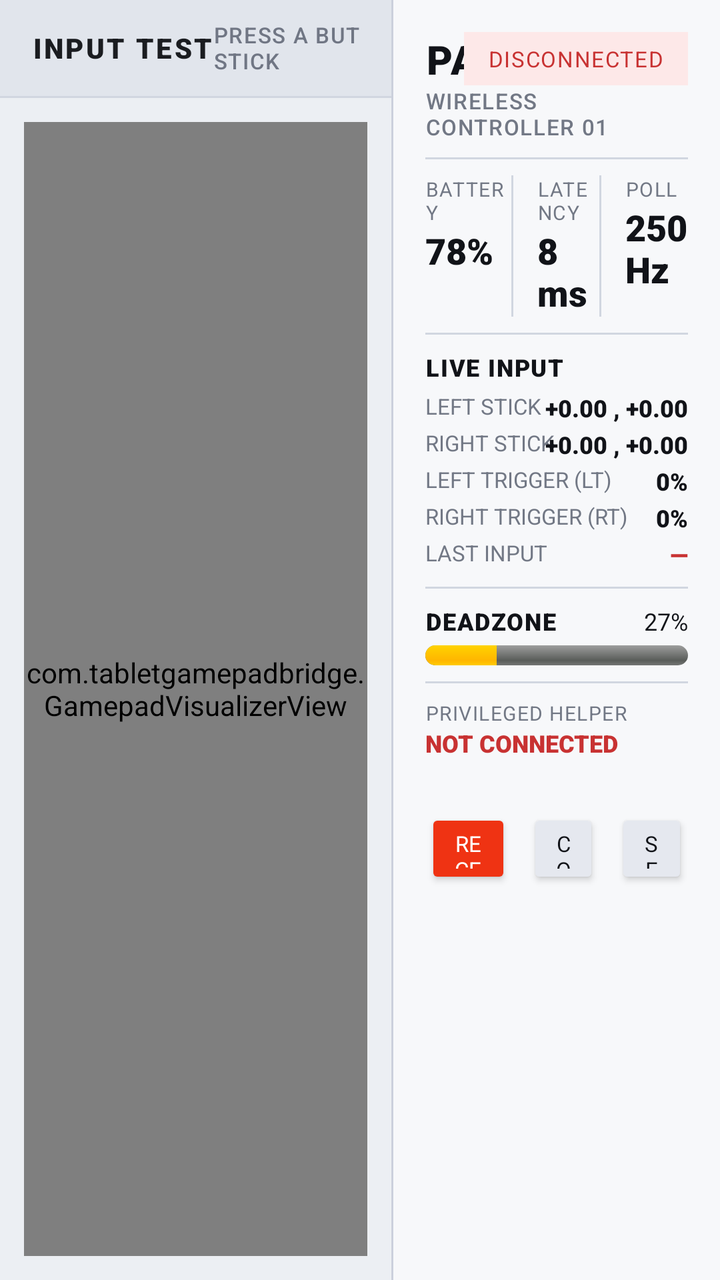
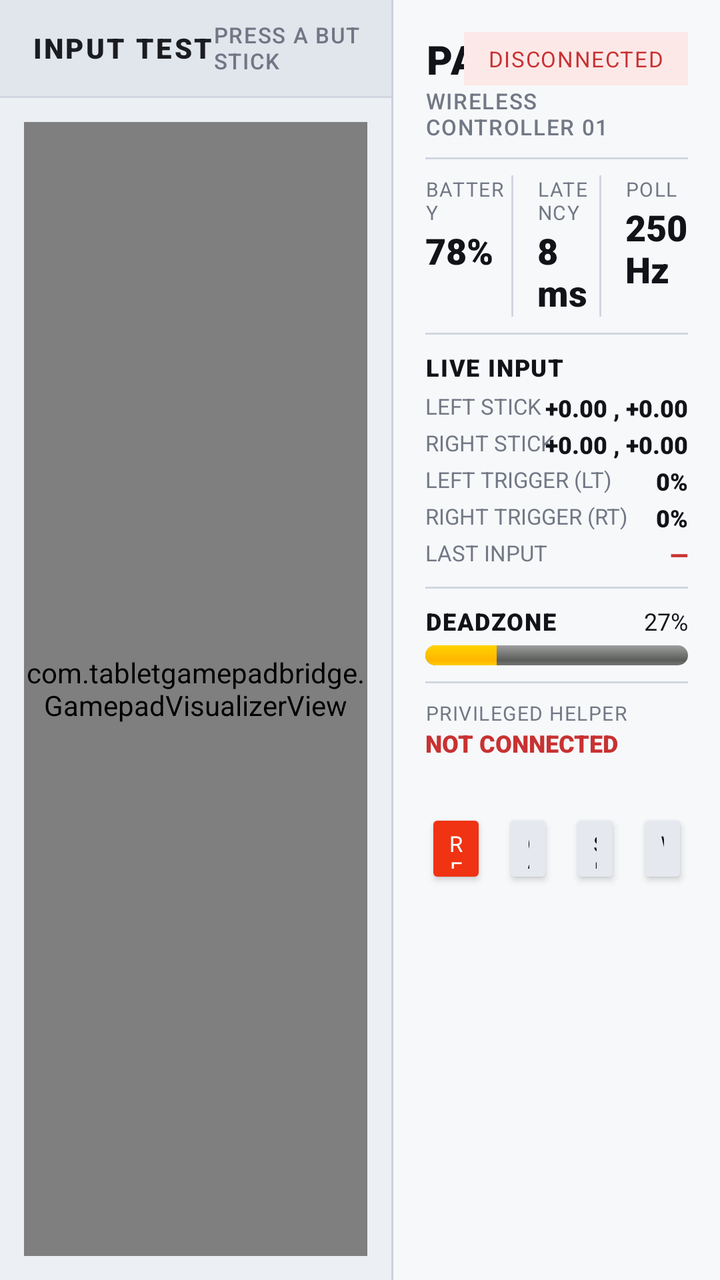

Compare the two renders of this Android layout. The source of the first and the diff that turns it into the second are given below.
<!-- AndroidManifest.xml: application theme Theme.AppCompat -->
<!-- res/layout/activity_main.xml -->
<?xml version="1.0" encoding="utf-8"?>
<LinearLayout xmlns:android="http://schemas.android.com/apk/res/android"
    android:layout_width="match_parent"
    android:layout_height="match_parent"
    android:background="#F2F4F7"
    android:orientation="horizontal">

    
    <LinearLayout
        android:layout_width="0dp"
        android:layout_height="match_parent"
        android:layout_weight="1.2"
        android:background="#ECEFF3"
        android:orientation="vertical">

        
        <LinearLayout
            android:layout_width="match_parent"
            android:layout_height="48dp"
            android:background="#E1E5EC"
            android:gravity="center_vertical"
            android:paddingStart="16dp"
            android:paddingEnd="16dp">

            <TextView
                android:layout_width="0dp"
                android:layout_height="wrap_content"
                android:layout_weight="1"
                android:fontFamily="sans-serif-black"
                android:text="INPUT TEST"
                android:textColor="#1A1C20"
                android:textSize="14sp"
                android:letterSpacing="0.08" />

            <TextView
                android:layout_width="wrap_content"
                android:layout_height="wrap_content"
                android:fontFamily="sans-serif-medium"
                android:text="PRESS A BUTTON · DRAG A STICK"
                android:textColor="#707684"
                android:textSize="11sp"
                android:letterSpacing="0.05" />
        </LinearLayout>

        <View
            android:layout_width="match_parent"
            android:layout_height="1dp"
            android:background="#D1D6E0" />

        
        <com.tabletgamepadbridge.GamepadVisualizerView
            android:id="@+id/controllerVisualizer"
            android:layout_width="match_parent"
            android:layout_height="match_parent"
            android:layout_margin="12dp" />

    </LinearLayout>

    
    <View
        android:layout_width="1dp"
        android:layout_height="match_parent"
        android:background="#CBD0DC" />

    
    <LinearLayout
        android:layout_width="0dp"
        android:layout_height="match_parent"
        android:layout_weight="1"
        android:background="#F7F8FA"
        android:orientation="vertical"
        android:padding="16dp">

        
        <RelativeLayout
            android:layout_width="match_parent"
            android:layout_height="wrap_content">

            <LinearLayout
                android:layout_width="wrap_content"
                android:layout_height="wrap_content"
                android:orientation="vertical">

                <TextView
                    android:layout_width="wrap_content"
                    android:layout_height="wrap_content"
                    android:fontFamily="sans-serif-black"
                    android:text="PAD LINK"
                    android:textColor="#111318"
                    android:textSize="20sp"
                    android:letterSpacing="0.05" />

                <TextView
                    android:layout_width="wrap_content"
                    android:layout_height="wrap_content"
                    android:fontFamily="sans-serif-medium"
                    android:text="WIRELESS CONTROLLER 01"
                    android:textColor="#727885"
                    android:textSize="11sp"
                    android:letterSpacing="0.05" />
            </LinearLayout>

            <TextView
                android:id="@+id/connectedBadge"
                android:layout_width="wrap_content"
                android:layout_height="wrap_content"
                android:layout_alignParentEnd="true"
                android:background="#FDE8E8"
                android:fontFamily="sans-serif-bold"
                android:paddingStart="12dp"
                android:paddingTop="6dp"
                android:paddingEnd="12dp"
                android:paddingBottom="6dp"
                android:text="DISCONNECTED"
                android:textColor="#C83232"
                android:textSize="11sp"
                android:letterSpacing="0.05" />
        </RelativeLayout>

        <View
            android:layout_width="match_parent"
            android:layout_height="1dp"
            android:layout_marginTop="8dp"
            android:layout_marginBottom="8dp"
            android:background="#D1D6E0" />

        
        <LinearLayout
            android:layout_width="match_parent"
            android:layout_height="wrap_content"
            android:orientation="horizontal">

            <LinearLayout
                android:layout_width="0dp"
                android:layout_height="wrap_content"
                android:layout_weight="1"
                android:orientation="vertical">

                <TextView
                    android:layout_width="wrap_content"
                    android:layout_height="wrap_content"
                    android:fontFamily="sans-serif-bold"
                    android:text="BATTERY"
                    android:textColor="#727885"
                    android:textSize="10sp"
                    android:letterSpacing="0.05" />

                <TextView
                    android:id="@+id/batteryText"
                    android:layout_width="wrap_content"
                    android:layout_height="wrap_content"
                    android:fontFamily="sans-serif-black"
                    android:text="78%"
                    android:textColor="#111318"
                    android:textSize="18sp" />
            </LinearLayout>

            <View
                android:layout_width="1dp"
                android:layout_height="match_parent"
                android:background="#D1D6E0" />

            <LinearLayout
                android:layout_width="0dp"
                android:layout_height="wrap_content"
                android:layout_weight="1"
                android:paddingStart="12dp"
                android:orientation="vertical">

                <TextView
                    android:layout_width="wrap_content"
                    android:layout_height="wrap_content"
                    android:fontFamily="sans-serif-bold"
                    android:text="LATENCY"
                    android:textColor="#727885"
                    android:textSize="10sp"
                    android:letterSpacing="0.05" />

                <TextView
                    android:id="@+id/latencyText"
                    android:layout_width="wrap_content"
                    android:layout_height="wrap_content"
                    android:fontFamily="sans-serif-black"
                    android:text="8 ms"
                    android:textColor="#111318"
                    android:textSize="18sp" />
            </LinearLayout>

            <View
                android:layout_width="1dp"
                android:layout_height="match_parent"
                android:background="#D1D6E0" />

            <LinearLayout
                android:layout_width="0dp"
                android:layout_height="wrap_content"
                android:layout_weight="1"
                android:paddingStart="12dp"
                android:orientation="vertical">

                <TextView
                    android:layout_width="wrap_content"
                    android:layout_height="wrap_content"
                    android:fontFamily="sans-serif-bold"
                    android:text="POLL"
                    android:textColor="#727885"
                    android:textSize="10sp"
                    android:letterSpacing="0.05" />

                <TextView
                    android:id="@+id/pollText"
                    android:layout_width="wrap_content"
                    android:layout_height="wrap_content"
                    android:fontFamily="sans-serif-black"
                    android:text="250 Hz"
                    android:textColor="#111318"
                    android:textSize="18sp" />
            </LinearLayout>
        </LinearLayout>

        <View
            android:layout_width="match_parent"
            android:layout_height="1dp"
            android:layout_marginTop="8dp"
            android:layout_marginBottom="8dp"
            android:background="#D1D6E0" />

        
        <TextView
            android:layout_width="wrap_content"
            android:layout_height="wrap_content"
            android:fontFamily="sans-serif-black"
            android:text="LIVE INPUT"
            android:textColor="#111318"
            android:textSize="12sp"
            android:letterSpacing="0.05" />

        <RelativeLayout
            android:layout_width="match_parent"
            android:layout_height="wrap_content"
            android:layout_marginTop="4dp">

            <TextView
                android:layout_width="wrap_content"
                android:layout_height="wrap_content"
                android:fontFamily="sans-serif-bold"
                android:text="LEFT STICK"
                android:textColor="#727885"
                android:textSize="11sp" />

            <TextView
                android:id="@+id/leftStickCoords"
                android:layout_width="wrap_content"
                android:layout_height="wrap_content"
                android:layout_alignParentEnd="true"
                android:fontFamily="sans-serif-black"
                android:text="+0.00 , +0.00"
                android:textColor="#111318"
                android:textSize="12sp" />
        </RelativeLayout>

        <RelativeLayout
            android:layout_width="match_parent"
            android:layout_height="wrap_content"
            android:layout_marginTop="2dp">

            <TextView
                android:layout_width="wrap_content"
                android:layout_height="wrap_content"
                android:fontFamily="sans-serif-bold"
                android:text="RIGHT STICK"
                android:textColor="#727885"
                android:textSize="11sp" />

            <TextView
                android:id="@+id/rightStickCoords"
                android:layout_width="wrap_content"
                android:layout_height="wrap_content"
                android:layout_alignParentEnd="true"
                android:fontFamily="sans-serif-black"
                android:text="+0.00 , +0.00"
                android:textColor="#111318"
                android:textSize="12sp" />
        </RelativeLayout>

        <RelativeLayout
            android:layout_width="match_parent"
            android:layout_height="wrap_content"
            android:layout_marginTop="2dp">

            <TextView
                android:layout_width="wrap_content"
                android:layout_height="wrap_content"
                android:fontFamily="sans-serif-bold"
                android:text="LEFT TRIGGER (LT)"
                android:textColor="#727885"
                android:textSize="11sp" />

            <TextView
                android:id="@+id/leftTriggerValue"
                android:layout_width="wrap_content"
                android:layout_height="wrap_content"
                android:layout_alignParentEnd="true"
                android:fontFamily="sans-serif-black"
                android:text="0%"
                android:textColor="#111318"
                android:textSize="12sp" />
        </RelativeLayout>

        <RelativeLayout
            android:layout_width="match_parent"
            android:layout_height="wrap_content"
            android:layout_marginTop="2dp">

            <TextView
                android:layout_width="wrap_content"
                android:layout_height="wrap_content"
                android:fontFamily="sans-serif-bold"
                android:text="RIGHT TRIGGER (RT)"
                android:textColor="#727885"
                android:textSize="11sp" />

            <TextView
                android:id="@+id/rightTriggerValue"
                android:layout_width="wrap_content"
                android:layout_height="wrap_content"
                android:layout_alignParentEnd="true"
                android:fontFamily="sans-serif-black"
                android:text="0%"
                android:textColor="#111318"
                android:textSize="12sp" />
        </RelativeLayout>

        <RelativeLayout
            android:layout_width="match_parent"
            android:layout_height="wrap_content"
            android:layout_marginTop="2dp">

            <TextView
                android:layout_width="wrap_content"
                android:layout_height="wrap_content"
                android:fontFamily="sans-serif-bold"
                android:text="LAST INPUT"
                android:textColor="#727885"
                android:textSize="11sp" />

            <TextView
                android:id="@+id/lastInputText"
                android:layout_width="wrap_content"
                android:layout_height="wrap_content"
                android:layout_alignParentEnd="true"
                android:fontFamily="sans-serif-black"
                android:text="—"
                android:textColor="#C83232"
                android:textSize="12sp" />
        </RelativeLayout>

        <View
            android:layout_width="match_parent"
            android:layout_height="1dp"
            android:layout_marginTop="8dp"
            android:layout_marginBottom="8dp"
            android:background="#D1D6E0" />

        
        <RelativeLayout
            android:layout_width="match_parent"
            android:layout_height="wrap_content">

            <TextView
                android:layout_width="wrap_content"
                android:layout_height="wrap_content"
                android:fontFamily="sans-serif-black"
                android:text="DEADZONE"
                android:textColor="#111318"
                android:textSize="12sp"
                android:letterSpacing="0.05" />

            <TextView
                android:id="@+id/deadzoneText"
                android:layout_width="wrap_content"
                android:layout_height="wrap_content"
                android:layout_alignParentEnd="true"
                android:fontFamily="sans-serif-bold"
                android:text="27%"
                android:textColor="#111318"
                android:textSize="12sp" />
        </RelativeLayout>

        <ProgressBar
            android:id="@+id/deadzoneProgressBar"
            style="?android:attr/progressBarStyleHorizontal"
            android:layout_width="match_parent"
            android:layout_height="10dp"
            android:layout_marginTop="4dp"
            android:max="100"
            android:progress="27"
            android:progressDrawable="@android:drawable/progress_horizontal" />

        <View
            android:layout_width="match_parent"
            android:layout_height="1dp"
            android:layout_marginTop="8dp"
            android:layout_marginBottom="8dp"
            android:background="#D1D6E0" />

        
        <TextView
            android:layout_width="wrap_content"
            android:layout_height="wrap_content"
            android:fontFamily="sans-serif-bold"
            android:text="PRIVILEGED HELPER"
            android:textColor="#727885"
            android:textSize="10sp"
            android:letterSpacing="0.05" />

        <TextView
            android:id="@+id/helperStatusText"
            android:layout_width="wrap_content"
            android:layout_height="wrap_content"
            android:fontFamily="sans-serif-black"
            android:text="NOT CONNECTED"
            android:textColor="#C83232"
            android:textSize="12sp" />

        <TextView
            android:id="@+id/wirelessStatusText"
            android:layout_width="wrap_content"
            android:layout_height="wrap_content"
            android:layout_marginTop="2dp"
            android:fontFamily="sans-serif"
            android:text=""
            android:textColor="#525866"
            android:textSize="11sp" />

        
        <LinearLayout
            android:layout_width="match_parent"
            android:layout_height="wrap_content"
            android:layout_marginTop="8dp"
            android:orientation="horizontal">

            <Button
                android:id="@+id/recenterBtn"
                android:layout_width="0dp"
                android:layout_height="40dp"
                android:layout_weight="1.2"
                android:backgroundTint="#EF3313"
                android:fontFamily="sans-serif-bold"
                android:text="Recenter sticks"
                android:textColor="#FFFFFF"
                android:textSize="11sp" />

            <Button
                android:id="@+id/connectBtn"
                android:layout_width="0dp"
                android:layout_height="40dp"
                android:layout_weight="1"
                android:layout_marginStart="8dp"
                android:backgroundTint="#E5E8EF"
                android:fontFamily="sans-serif-bold"
                android:text="Connect"
                android:textColor="#111318"
                android:textSize="11sp" />

            <Button
                android:id="@+id/openAccessibilityBtn"
                android:layout_width="0dp"
                android:layout_height="40dp"
                android:layout_weight="1"
                android:layout_marginStart="8dp"
                android:backgroundTint="#E5E8EF"
                android:fontFamily="sans-serif-bold"
                android:text="Settings"
                android:textColor="#111318"
                android:textSize="11sp" />
        </LinearLayout>

    </LinearLayout>

</LinearLayout>
<!-- resources referenced by this layout -->
<resources>

</resources>

<!-- the commit's change to res/layout/activity_main.xml (unified diff, before → after) -->
@@ -474,6 +474,18 @@
                 android:text="Settings"
                 android:textColor="#111318"
                 android:textSize="11sp" />
+
+            <Button
+                android:id="@+id/welcomeBtn"
+                android:layout_width="0dp"
+                android:layout_height="40dp"
+                android:layout_weight="1"
+                android:layout_marginStart="8dp"
+                android:backgroundTint="#E5E8EF"
+                android:fontFamily="sans-serif-bold"
+                android:text="Welcome"
+                android:textColor="#111318"
+                android:textSize="11sp" />
         </LinearLayout>
 
     </LinearLayout>
